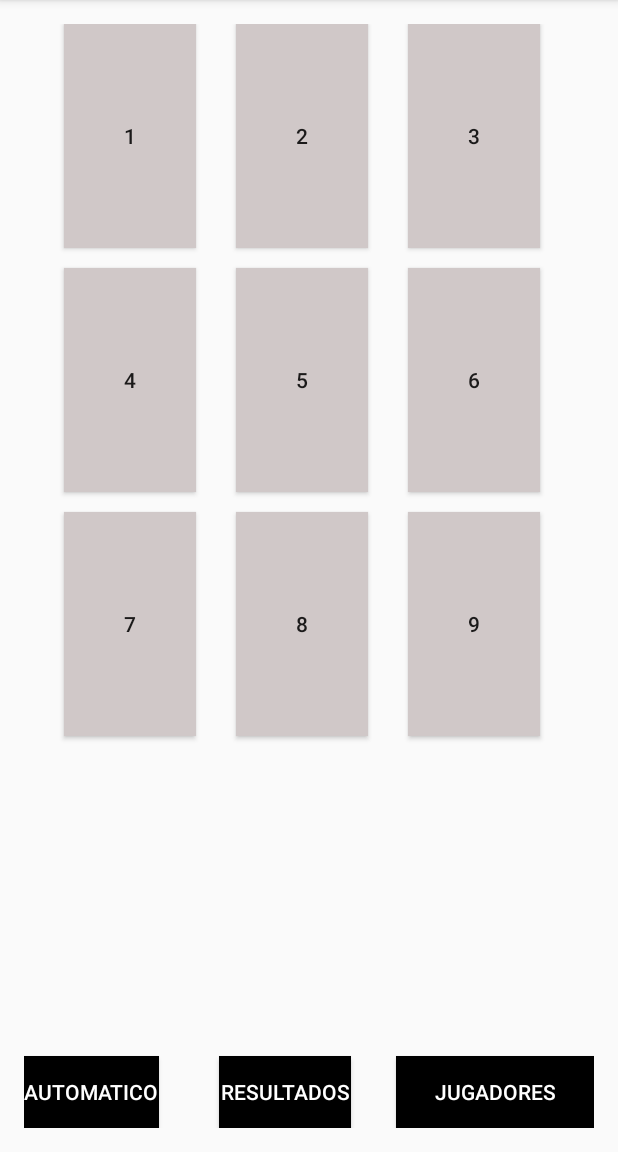
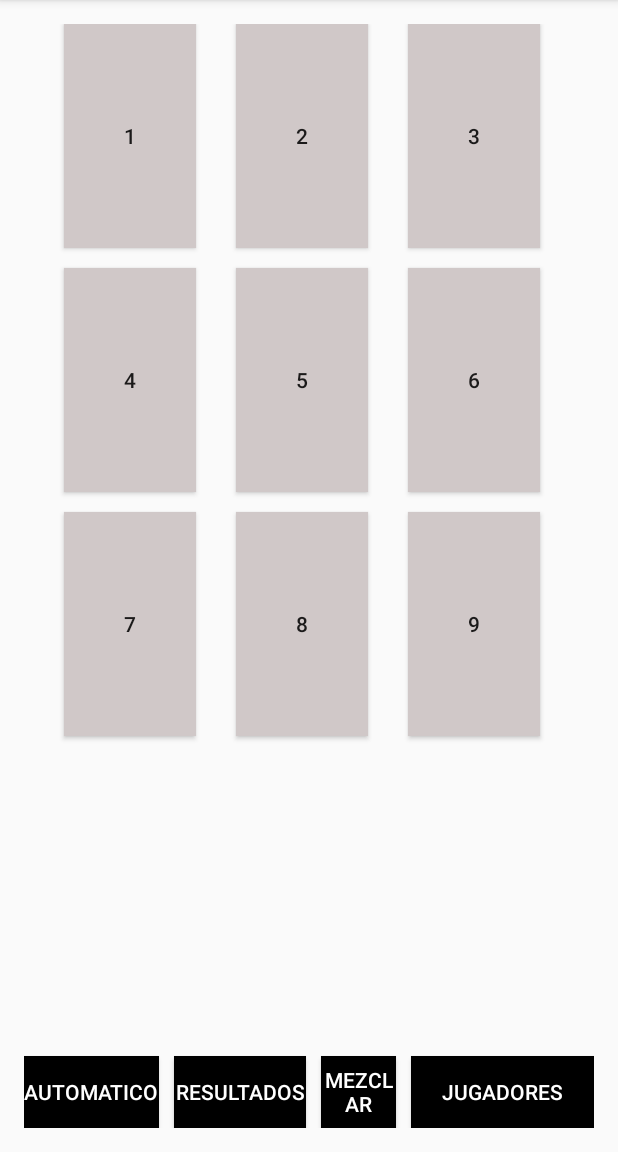
Before and after one commit to igalrevich/Programacion-6IA-2017, an Android app: the Juego screen opened directly, with no data from a screen before it, after a tap on "AUTOMATICO", on a phone screen of 412 x 824 dp, the part 84-1236 px from its top. Run offline under Robolectric (Android 15) with nearby library versions, the phone set to English and light mode, and no system bars; 1 statement that could not run was skipped.

Commit message:
CaptchaValidadoYTratandoMezclarTablero

```diff
--- a/1er Trimestre/TPN03/TPN03/app/src/main/java/com/revich/mobile/tpn03/Datos.java
+++ b/1er Trimestre/TPN03/TPN03/app/src/main/java/com/revich/mobile/tpn03/Datos.java
@@ -62,16 +62,25 @@ public class Datos extends AppCompatActivity {
                      }
                      else
                      {
-                         TextoResultadoCaptcha=Integer.parseInt(TextoCaptcha);
-                         if(TextoResultadoCaptcha==ResultadoCaptcha)
+                         try
                          {
-                             IniciarSegundaActivity();
+                             TextoResultadoCaptcha=Integer.parseInt(TextoCaptcha);
+                             if(TextoResultadoCaptcha==ResultadoCaptcha)
+                             {
+                                 IniciarSegundaActivity();
+                             }
+                             else
+                             {
+                                 Toast msg= Toast.makeText(getApplicationContext(),"Resultado equivocado",Toast.LENGTH_SHORT);
+                                 msg.show();
+                             }
                          }
-                         else
+                         catch (Exception e)
                          {
                              Toast msg= Toast.makeText(getApplicationContext(),"Resultado equivocado",Toast.LENGTH_SHORT);
                              msg.show();
                          }
+
                      }
 
                  }
--- a/1er Trimestre/TPN03/TPN03/app/src/main/java/com/revich/mobile/tpn03/Juego.java
+++ b/1er Trimestre/TPN03/TPN03/app/src/main/java/com/revich/mobile/tpn03/Juego.java
@@ -226,20 +226,14 @@ public class Juego extends AppCompatActivity {
         public void onClick(View view)
         {
             Gano=false;
-            new Handler().post(new Runnable() {
-                @Override
-                public void run() {
-                    while(!CheckearSiGano())
-                    {
-                        NumRandom=rand.nextInt(9);
-                        ModificarBotones(NumRandom);
-                        try {
-                            Thread.sleep(200);
-                        } catch (Exception e) {}
-                    }
+            while(Gano==false)
+            {
+                NumRandom=rand.nextInt(9);
+                ModificarBotones(NumRandom);
+                JugadasHechas=JugadasHechas+String.valueOf(NumRandom+1)+":"+Jugadas[NumRandom]+"\n";
+                Gano=CheckearSiGano();
+            }
 
-                }
-            });
         }
     };
 
--- a/1er Trimestre/TPN03/TPN03/app/src/main/java/com/revich/mobile/tpn03/Resultados.java
+++ b/1er Trimestre/TPN03/TPN03/app/src/main/java/com/revich/mobile/tpn03/Resultados.java
@@ -31,7 +31,7 @@ public class Resultados extends AppCompatActivity {
     @Override
     public void onSaveInstanceState(Bundle savedInstanceState) {
         super.onSaveInstanceState(savedInstanceState);
-        savedInstanceState.putString("Jugadores",Jugadores);
+        savedInstanceState.putString("Jugadores",tvJugadas.getText().toString());
 
     }
     @Override
@@ -40,4 +40,5 @@ public class Resultados extends AppCompatActivity {
         Jugadores=savedInstanceState.getString("Jugadores");
         tvJugadas.setText(Jugadores);
     }
+
 }
--- a/1er Trimestre/TPN03/TPN03/app/src/main/res/layout/activity_juego.xml
+++ b/1er Trimestre/TPN03/TPN03/app/src/main/res/layout/activity_juego.xml
@@ -123,10 +123,10 @@
         android:background="#000000"
         android:layout_columnSpan="2"
         android:layout_alignBottom="@+id/gridLayout"
-        android:layout_marginLeft="130dp"
+        android:layout_marginLeft="100dp"
         android:layout_marginTop="30dp"
         android:textColor="#ffffff"
-        android:layout_marginRight="30dp" />
+        android:layout_marginRight="60dp" />
     <Button
         android:layout_width="wrap_content"
         android:layout_height="wrap_content"
@@ -156,5 +156,18 @@
         android:layout_alignEnd="@+id/gridLayout"
         android:layout_alignBottom="@+id/gridLayout"
         android:layout_toRightOf="@+id/btnResultados"
-        android:layout_toEndOf="@+id/btnResultados" />
+        android:layout_toEndOf="@+id/btnResultados"
+        android:layout_marginLeft="10dp" />
+    <Button
+        android:layout_width="50dp"
+        android:layout_height="wrap_content"
+        android:text="Mezclar"
+        android:id="@+id/btnMezclarTablero"
+        android:layout_row="3"
+        android:layout_column="3"
+        android:background="#000000"
+        android:layout_columnSpan="2"
+        android:textColor="#ffffff"
+        android:layout_alignBottom="@+id/gridLayout"
+        android:layout_toLeftOf="@+id/btnJugadores" />
 </RelativeLayout>
```
